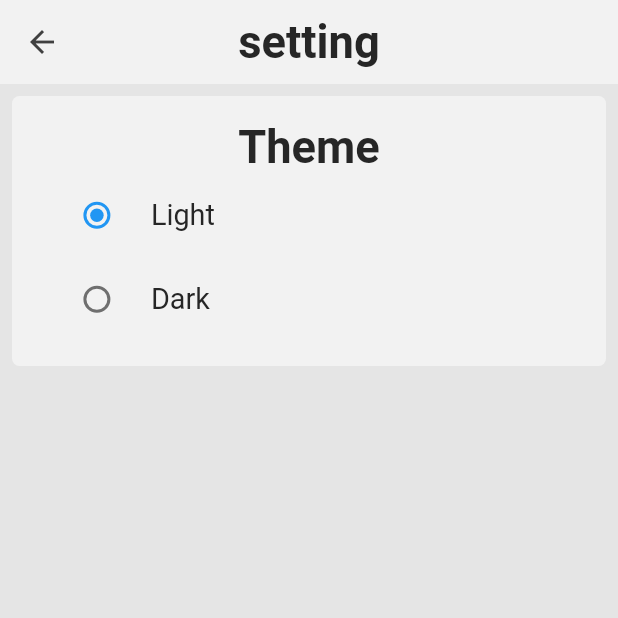
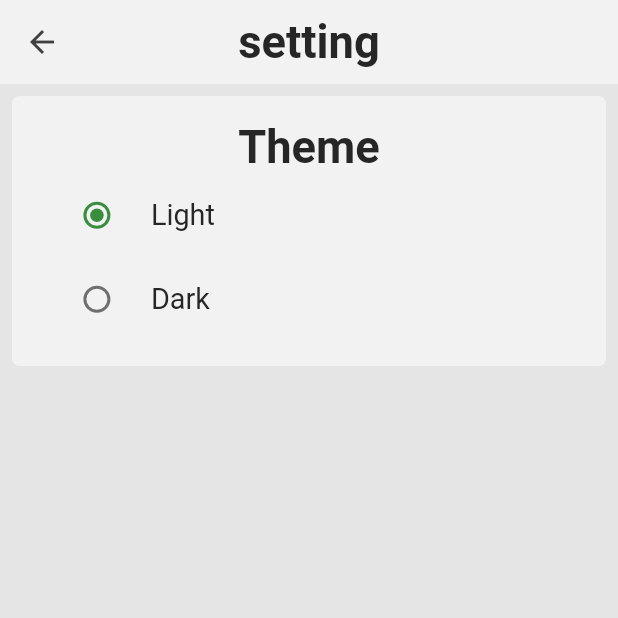
Before and after one commit to kasundularaam/flutter3_startup_project, a Flutter app: the SettingsPage screen opened by its route, on a phone screen of 412 x 824 dp, the top half of it. Run offline on Flutter 3.47's test engine with Material 2 defaults, Android fonts, the phone set to English and light mode, and no system bars; our stand-ins replace dio, easy_localization, equatable, flutter_bloc, location, shared_preferences and 2 more; accounts and stored records are empty.

Commit message:
theme done

```diff
--- a/lib/core/themes/app_theme.dart
+++ b/lib/core/themes/app_theme.dart
@@ -41,7 +41,10 @@ class AppTheme extends StatelessWidget {
 }
 
 final myLightTheme = AppThemeData(
-  themeData: ThemeData.light(),
+  themeData: ThemeData(
+    brightness: Brightness.light,
+    colorSchemeSeed: AppColors.primaryColor,
+  ),
   primaryColor: AppColors.lightPrimaryColor,
   backgroundColor: AppColors.lightBackgroundColor,
   foregroundColor: AppColors.lightForegroundColor,
@@ -50,7 +53,10 @@ final myLightTheme = AppThemeData(
 );
 
 final myDarkTheme = AppThemeData(
-  themeData: ThemeData.dark(),
+  themeData: ThemeData(
+    brightness: Brightness.dark,
+    colorSchemeSeed: AppColors.primaryColor,
+  ),
   primaryColor: AppColors.darkPrimaryColor,
   backgroundColor: AppColors.darkBackgroundColor,
   foregroundColor: AppColors.darkForegroundColor,
--- a/lib/presentation/screens/settings_screen/settings_page.dart
+++ b/lib/presentation/screens/settings_screen/settings_page.dart
@@ -1,9 +1,9 @@
 import 'package:easy_localization/easy_localization.dart';
 import 'package:flutter/material.dart';
-import 'package:flutter3_startup_project/core/themes/app_theme.dart';
 import 'package:flutter_bloc/flutter_bloc.dart';
 import 'package:sizer/sizer.dart';
 
+import '../../../core/themes/app_theme.dart';
 import '../../../logic/theme_cubit/theme_cubit.dart';
 import '../../components/app_pages.dart';
 import '../../components/app_texts.dart';
@@ -32,6 +32,7 @@ class SettingsPage extends StatelessWidget {
                   children: [
                     const HeadlineMedium(text: "Theme"),
                     RadioListTile<ThemeMode>(
+                      activeColor: appTheme.primaryColor,
                       value: ThemeMode.light,
                       groupValue: state.themeMode,
                       onChanged: (value) =>
@@ -41,6 +42,7 @@ class SettingsPage extends StatelessWidget {
                       title: const BodyMedium(text: "Light"),
                     ),
                     RadioListTile<ThemeMode>(
+                      activeColor: appTheme.primaryColor,
                       value: ThemeMode.dark,
                       groupValue: state.themeMode,
                       onChanged: (value) =>
```
